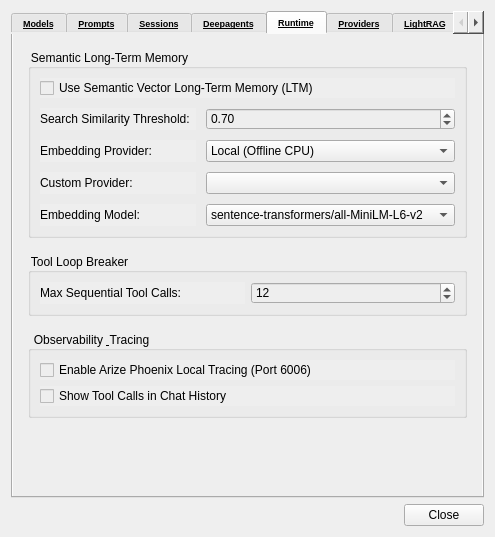
Qt form ui_files/settings.ui (05remla/new_reactor) before a commit.
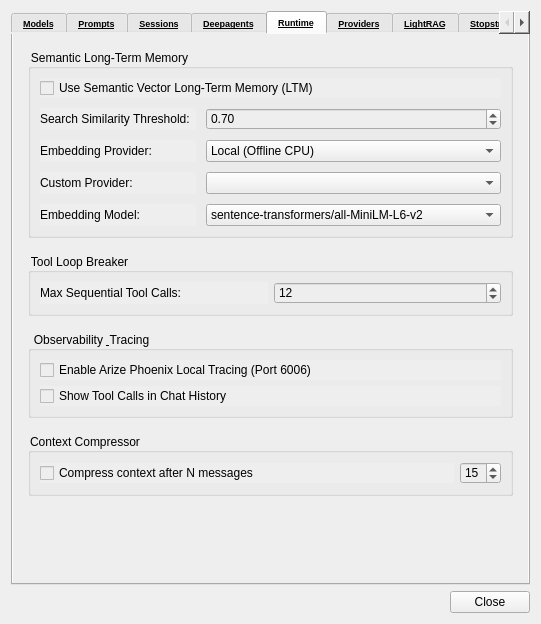
The same form after that commit. The open tabs and pages were chosen to show the change.

The edit to the form file:
```diff
--- a/ui_files/settings.ui
+++ b/ui_files/settings.ui
@@ -6,8 +6,8 @@
    <rect>
     <x>0</x>
     <y>0</y>
-    <width>495</width>
-    <height>537</height>
+    <width>541</width>
+    <height>624</height>
    </rect>
   </property>
   <property name="windowTitle">
@@ -1249,6 +1249,39 @@
          </layout>
         </widget>
        </item>
+       <item>
+        <widget class="QGroupBox" name="groupBox_3">
+         <property name="title">
+          <string>Context Compressor</string>
+         </property>
+         <layout class="QGridLayout" name="gridLayout_14">
+          <item row="0" column="0">
+           <layout class="QHBoxLayout" name="horizontalLayout_24">
+            <item>
+             <widget class="QCheckBox" name="checkBoxCompressContext">
+              <property name="text">
+               <string>Compress context after N messages</string>
+              </property>
+             </widget>
+            </item>
+            <item>
+             <widget class="QSpinBox" name="spinBoxCompressContextCount">
+              <property name="sizePolicy">
+               <sizepolicy hsizetype="Maximum" vsizetype="Fixed">
+                <horstretch>0</horstretch>
+                <verstretch>0</verstretch>
+               </sizepolicy>
+              </property>
+              <property name="value">
+               <number>15</number>
+              </property>
+             </widget>
+            </item>
+           </layout>
+          </item>
+         </layout>
+        </widget>
+       </item>
        <item>
         <spacer name="verticalSpacer_advanced">
          <property name="orientation">
```
